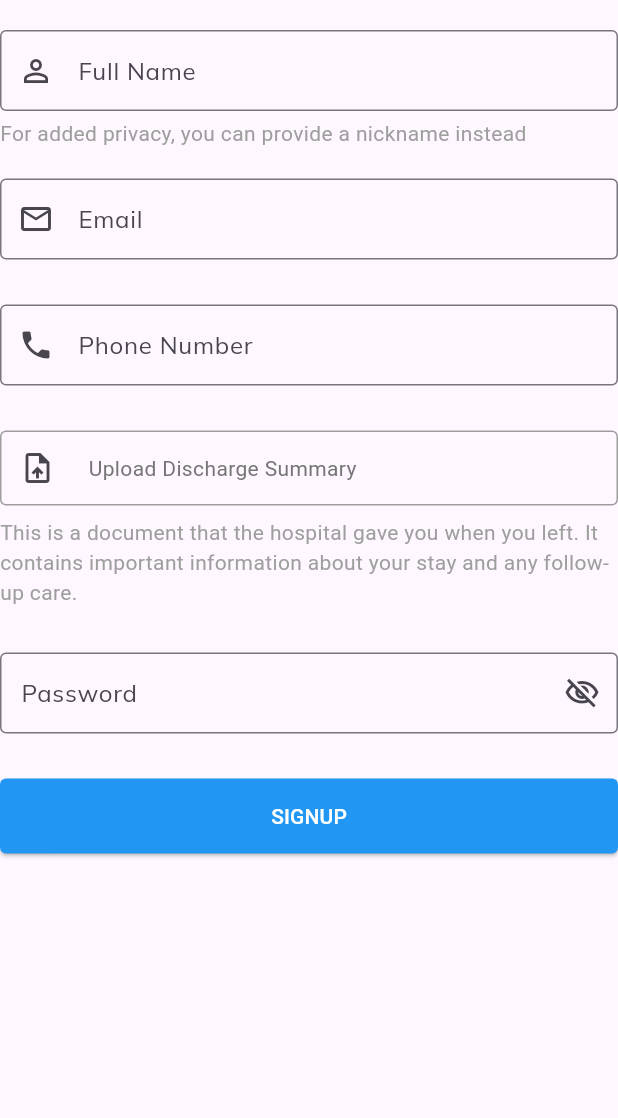
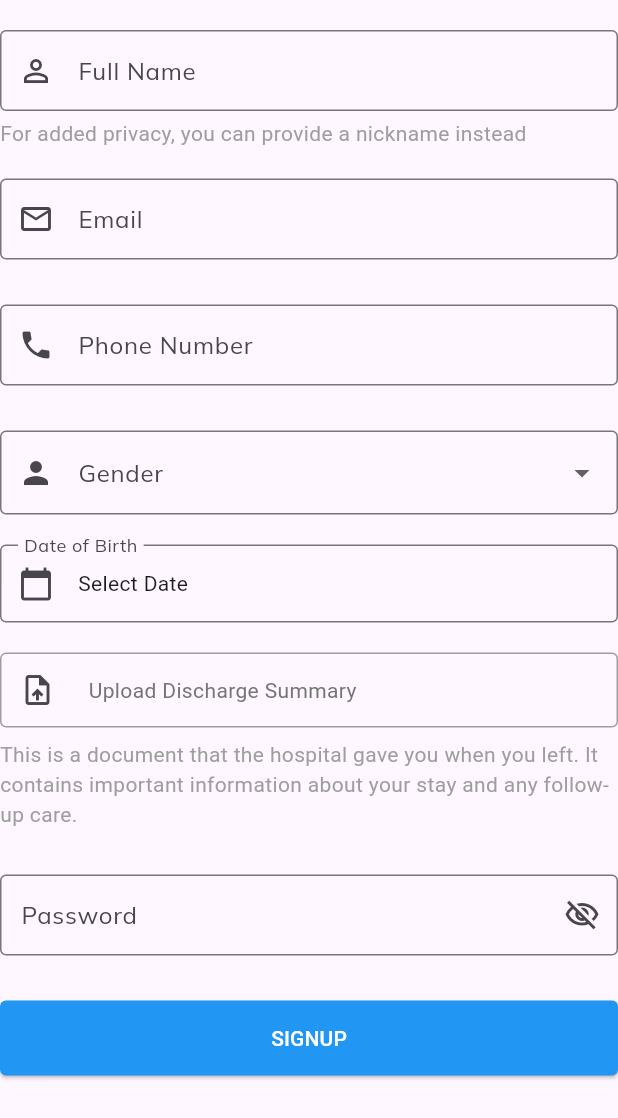
Before and after one commit to mutana-derrick/HealPath-Dev, a Flutter app: the SignUpForm widget shown alone on an empty page, opened directly, on a phone screen of 412 x 824 dp. Shown: the top 1118 px of the screen. Run offline on Flutter 3.47's test engine with Material 3 defaults, Android fonts, the phone set to English and light mode, and no system bars; our stand-ins replace cloud_firestore, file_picker, firebase_auth, firebase_core, firebase_messaging, firebase_storage and 10 more; accounts and stored records are empty.

Commit message:
modified the onboarding screen and sign up form

```diff
--- a/lib/src/features/authentication/controllers/sign_up_controller.dart
+++ b/lib/src/features/authentication/controllers/sign_up_controller.dart
@@ -18,11 +18,17 @@ class SignUpController extends GetxController {
   var selectedFileName = ''.obs;
   var isPasswordVisible = false.obs; // Password visibility tracker
 
-  /// Function to handle patient sign-up
+    /// Function to handle patient sign-up
   Future<void> signUpPatient(String email, String password, String fullName,
-      String phoneNumber, PlatformFile? file) async {
+      String phoneNumber, DateTime dateOfBirth, String gender, PlatformFile? file) async {
     try {
       isLoading(true);
+
+      // Check if age is above 18
+      final age = DateTime.now().difference(dateOfBirth).inDays ~/ 365;
+      if (age < 18) {
+        throw Exception("You must be at least 18 years old to sign up.");
+      }
 
       // Firebase Authentication
       UserCredential userCredential = await _auth
@@ -41,6 +47,8 @@ class SignUpController extends GetxController {
         'email': email,
         'fullName': fullName,
         'phoneNumber': phoneNumber,
+        'dateOfBirth': dateOfBirth,
+        'gender': gender,
         'role': 'patient',
         'status': 'Active',
         'createdAt': DateTime.now(),
@@ -62,7 +70,7 @@ class SignUpController extends GetxController {
 
       _showSnackBar("Success", "Account created successfully!", true);
 
-      // Navigate to the onboarding screen instead of the login screen
+      // Navigate to the onboarding screen
       Get.off(() => PatientOnboardingScreen());
     } catch (e) {
       _showSnackBar("Error", e.toString(), false);
--- a/lib/src/features/authentication/screens/signup/signup_form.dart
+++ b/lib/src/features/authentication/screens/signup/signup_form.dart
@@ -2,6 +2,7 @@ import 'package:file_picker/file_picker.dart';
 import 'package:flutter/material.dart';
 import 'package:get/get.dart';
 import 'package:healpath/src/features/authentication/controllers/sign_up_controller.dart';
+import 'package:intl/intl.dart';
 
 class SignUpForm extends StatefulWidget {
   const SignUpForm({super.key});
@@ -17,6 +18,8 @@ class _SignUpFormState extends State<SignUpForm> {
   String _email = '';
   String _phone = '';
   String _password = '';
+  DateTime? _dateOfBirth;
+  String _gender = '';
   PlatformFile? _file;
 
   Future<void> _pickFile() async {
@@ -28,6 +31,26 @@ class _SignUpFormState extends State<SignUpForm> {
         _controller.selectedFileName.value = _file!.name;
       });
     }
+  }
+
+  Future<void> _selectDate(BuildContext context) async {
+    final DateTime? picked = await showDatePicker(
+      context: context,
+      initialDate: DateTime.now().subtract(const Duration(days: 365 * 18)),
+      firstDate: DateTime(1900),
+      lastDate: DateTime.now(),
+    );
+    if (picked != null && picked != _dateOfBirth) {
+      setState(() {
+        _dateOfBirth = picked;
+      });
+    }
+  }
+
+  bool _isAgeAbove18() {
+    if (_dateOfBirth == null) return false;
+    final age = DateTime.now().difference(_dateOfBirth!).inDays ~/ 365;
+    return age >= 18;
   }
 
   @override
@@ -96,6 +119,58 @@ class _SignUpFormState extends State<SignUpForm> {
               onSaved: (value) => _phone = value!,
             ),
             const SizedBox(height: 30),
+
+            // Gender Field
+            DropdownButtonFormField<String>(
+              decoration: InputDecoration(
+                prefixIcon: Icon(Icons.person),
+                labelText: "Gender",
+                border: OutlineInputBorder(),
+              ),
+              value: _gender.isEmpty ? null : _gender,
+              items: ["Male", "Female"].map((String value) {
+                return DropdownMenuItem<String>(
+                  value: value,
+                  child: Text(value),
+                );
+              }).toList(),
+              onChanged: (String? newValue) {
+                setState(() {
+                  _gender = newValue!;
+                });
+              },
+              validator: (value) =>
+                  value == null ? "Please select a gender" : null,
+            ),
+            const SizedBox(height: 20),
+
+            // Date of Birth Field
+            Column(
+              crossAxisAlignment: CrossAxisAlignment.start,
+              children: [
+                InkWell(
+                  onTap: () => _selectDate(context),
+                  child: InputDecorator(
+                    decoration: InputDecoration(
+                      prefixIcon: Icon(Icons.calendar_today),
+                      labelText: "Date of Birth",
+                      border: OutlineInputBorder(),
+                    ),
+                    child: Text(
+                      _dateOfBirth == null
+                          ? "Select Date"
+                          : DateFormat('yyyy-MM-dd').format(_dateOfBirth!),
+                    ),
+                  ),
+                ),
+                if (_dateOfBirth != null && !_isAgeAbove18())
+                  Text(
+                    "You must be at least 18 years old to sign up.",
+                    style: TextStyle(color: Colors.red, fontSize: 12),
+                  ),
+              ],
+            ),
+            const SizedBox(height: 20),
 
             // File Upload Field
             Column(
@@ -175,8 +250,8 @@ class _SignUpFormState extends State<SignUpForm> {
                     onPressed: () {
                       if (_formKey.currentState!.validate()) {
                         _formKey.currentState!.save();
-                        _controller.signUpPatient(
-                            _email, _password, _fullName, _phone, _file);
+                        _controller.signUpPatient(_email, _password, _fullName,
+                            _phone, _dateOfBirth!, _gender, _file);
                       }
                     },
                     style: ElevatedButton.styleFrom(
```
Also changed, not shown: lib/src/features/patient/controllers/patient_onboarding_controller.dart (+44 -5 lines), lib/src/features/patient/screens/patient_onboarding_screen.dart (+11 -61 lines).
